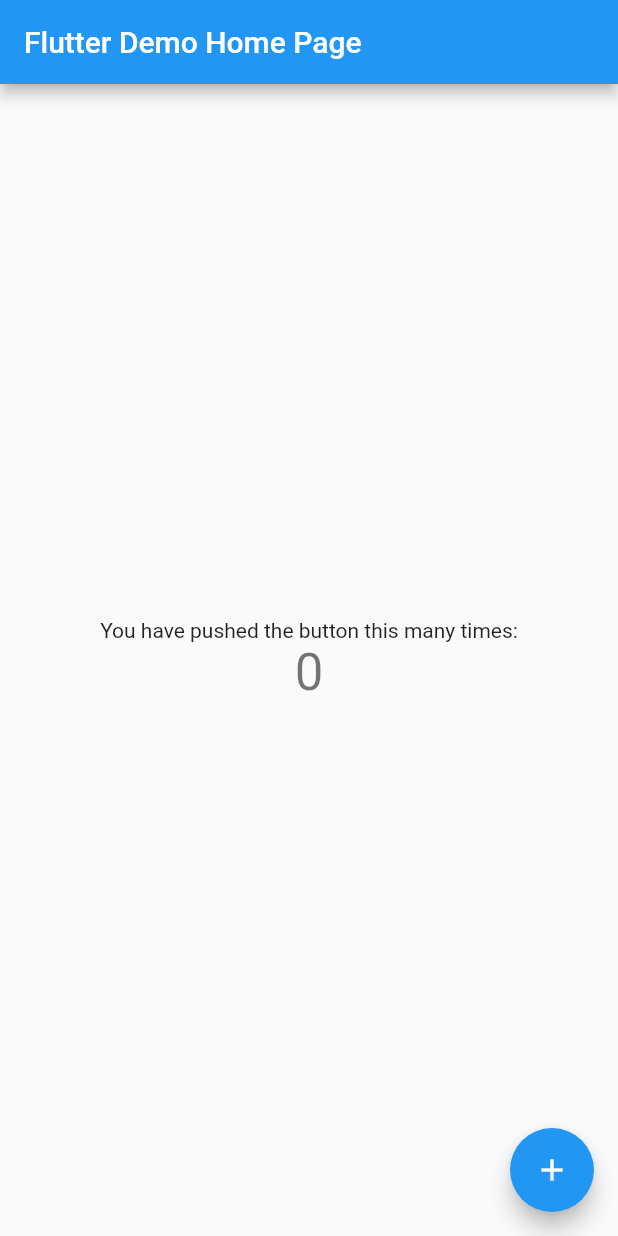
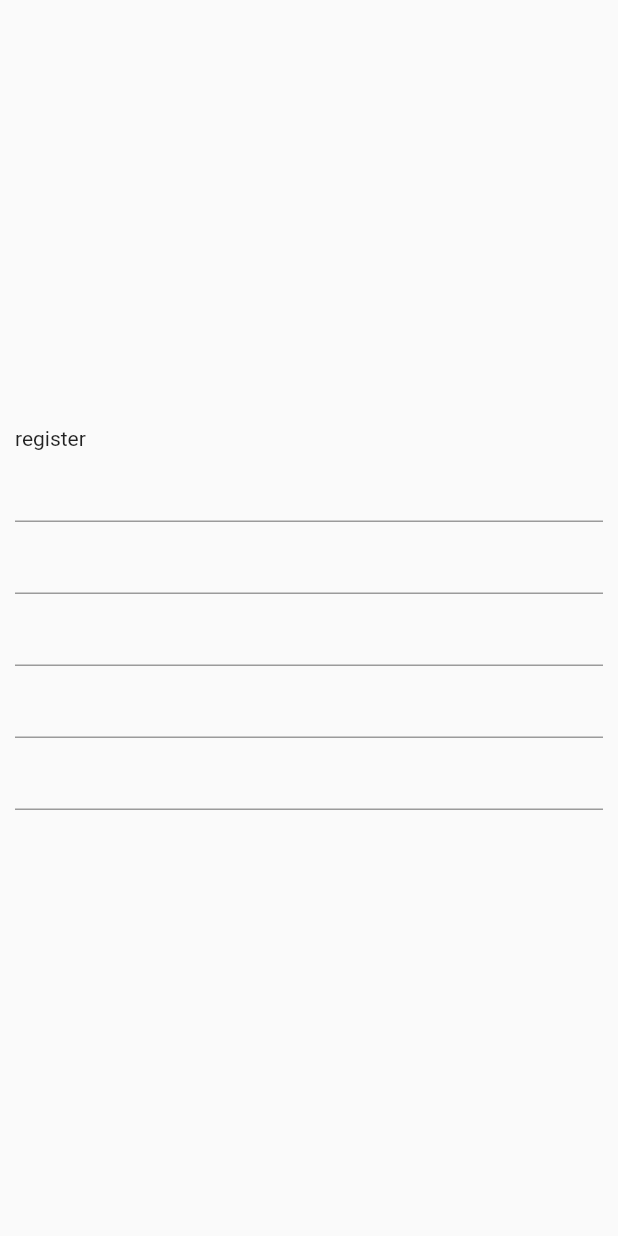
Before and after one commit to mtkz/flutter_crud, a Flutter app: the screen it shows after launch, on a phone screen of 412 x 824 dp. Run offline on Flutter 3.47's test engine with Material 2 defaults, Android fonts, the phone set to English and light mode, and no system bars.

Commit message:
define theme subjects

```diff
--- /dev/null
+++ b/lib/common/constants.dart
@@ -0,0 +1,3 @@
+class ThemeConstants {
+  static const double themePadding = 10;
+}
--- a/lib/main.dart
+++ b/lib/main.dart
@@ -1,4 +1,6 @@
 import 'package:flutter/material.dart';
+import 'package:flutter_crud/theme/colors.dart';
+import 'package:flutter_crud/ui/screens/root.dart';
 
 void main() {
   runApp(const MyApp());
@@ -7,109 +9,16 @@ void main() {
 class MyApp extends StatelessWidget {
   const MyApp({Key? key}) : super(key: key);
 
-  // This widget is the root of your application.
   @override
   Widget build(BuildContext context) {
     return MaterialApp(
-      title: 'Flutter Demo',
+      debugShowCheckedModeBanner: false,
       theme: ThemeData(
-        // This is the theme of your application.
-        //
-        // Try running your application with "flutter run". You'll see the
-        // application has a blue toolbar. Then, without quitting the app, try
-        // changing the primarySwatch below to Colors.green and then invoke
-        // "hot reload" (press "r" in the console where you ran "flutter run",
-        // or simply save your changes to "hot reload" in a Flutter IDE).
-        // Notice that the counter didn't reset back to zero; the application
-        // is not restarted.
-        primarySwatch: Colors.blue,
-      ),
-      home: const MyHomePage(title: 'Flutter Demo Home Page'),
+          appBarTheme: const AppBarTheme(elevation: 0),
+          colorScheme: const ColorScheme.light(
+            primary: ThemeColors.primary,
+          )),
+      home: const RootScreen(),
     );
   }
 }
-
-class MyHomePage extends StatefulWidget {
-  const MyHomePage({Key? key, required this.title}) : super(key: key);
-
-  // This widget is the home page of your application. It is stateful, meaning
-  // that it has a State object (defined below) that contains fields that affect
-  // how it looks.
-
-  // This class is the configuration for the state. It holds the values (in this
-  // case the title) provided by the parent (in this case the App widget) and
-  // used by the build method of the State. Fields in a Widget subclass are
-  // always marked "final".
-
-  final String title;
-
-  @override
-  State<MyHomePage> createState() => _MyHomePageState();
-}
-
-class _MyHomePageState extends State<MyHomePage> {
-  int _counter = 0;
-
-  void _incrementCounter() {
-    setState(() {
-      // This call to setState tells the Flutter framework that something has
-      // changed in this State, which causes it to rerun the build method below
-      // so that the display can reflect the updated values. If we changed
-      // _counter without calling setState(), then the build method would not be
-      // called again, and so nothing would appear to happen.
-      _counter++;
-    });
-  }
-
-  @override
-  Widget build(BuildContext context) {
-    // This method is rerun every time setState is called, for instance as done
-    // by the _incrementCounter method above.
-    //
-    // The Flutter framework has been optimized to make rerunning build methods
-    // fast, so that you can just rebuild anything that needs updating rather
-    // than having to individually change instances of widgets.
-    return Scaffold(
-      appBar: AppBar(
-        // Here we take the value from the MyHomePage object that was created by
-        // the App.build method, and use it to set our appbar title.
-        title: Text(widget.title),
-      ),
-      body: Center(
-        // Center is a layout widget. It takes a single child and positions it
-        // in the middle of the parent.
-        child: Column(
-          // Column is also a layout widget. It takes a list of children and
-          // arranges them vertically. By default, it sizes itself to fit its
-          // children horizontally, and tries to be as tall as its parent.
-          //
-          // Invoke "debug painting" (press "p" in the console, choose the
-          // "Toggle Debug Paint" action from the Flutter Inspector in Android
-          // Studio, or the "Toggle Debug Paint" command in Visual Studio Code)
-          // to see the wireframe for each widget.
-          //
-          // Column has various properties to control how it sizes itself and
-          // how it positions its children. Here we use mainAxisAlignment to
-          // center the children vertically; the main axis here is the vertical
-          // axis because Columns are vertical (the cross axis would be
-          // horizontal).
-          mainAxisAlignment: MainAxisAlignment.center,
-          children: <Widget>[
-            const Text(
-              'You have pushed the button this many times:',
-            ),
-            Text(
-              '$_counter',
-              style: Theme.of(context).textTheme.headline4,
-            ),
-          ],
-        ),
-      ),
-      floatingActionButton: FloatingActionButton(
-        onPressed: _incrementCounter,
-        tooltip: 'Increment',
-        child: const Icon(Icons.add),
-      ), // This trailing comma makes auto-formatting nicer for build methods.
-    );
-  }
-}
--- /dev/null
+++ b/lib/theme/colors.dart
@@ -0,0 +1,5 @@
+import 'package:flutter/cupertino.dart';
+
+class ThemeColors{
+  static const Color primary = Color(0xff3D5AFE);
+}
--- /dev/null
+++ b/lib/ui/screens/auth/auth.dart
@@ -0,0 +1,26 @@
+import 'package:flutter/cupertino.dart';
+import 'package:flutter/material.dart';
+import 'package:flutter_crud/common/constants.dart';
+
+class AuthScreen extends StatelessWidget {
+  const AuthScreen({Key? key}) : super(key: key);
+
+  @override
+  Widget build(BuildContext context) {
+    return Padding(
+      padding: const EdgeInsets.all(ThemeConstants.themePadding),
+      child: Column(
+        mainAxisAlignment: MainAxisAlignment.center,
+        crossAxisAlignment: CrossAxisAlignment.start,
+        children: [
+          Text('register'),
+          TextField(),
+          TextField(),
+          TextField(),
+          TextField(),
+          TextField(),
+        ],
+      ),
+    );
+  }
+}
--- /dev/null
+++ b/lib/ui/screens/root.dart
@@ -0,0 +1,13 @@
+import 'package:flutter/material.dart';
+import 'package:flutter_crud/ui/screens/auth/auth.dart';
+
+class RootScreen extends StatelessWidget {
+  const RootScreen({Key? key}) : super(key: key);
+
+  @override
+  Widget build(BuildContext context) {
+    return const Scaffold(
+      body: AuthScreen(),
+    );
+  }
+}
```
Also changed, not shown: assets/profile.png (added), assets/register.png (added), 1 other file.
